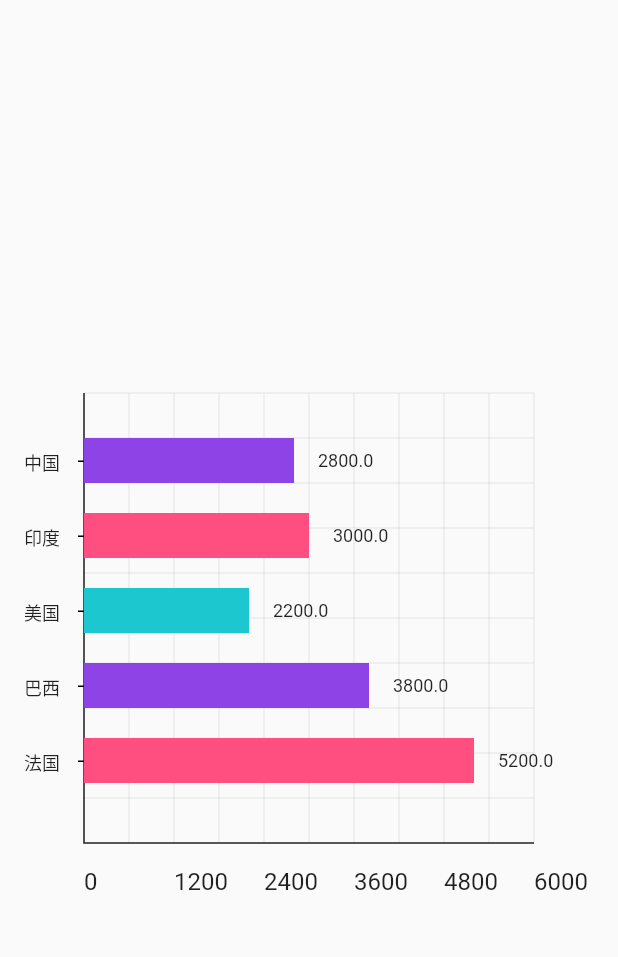
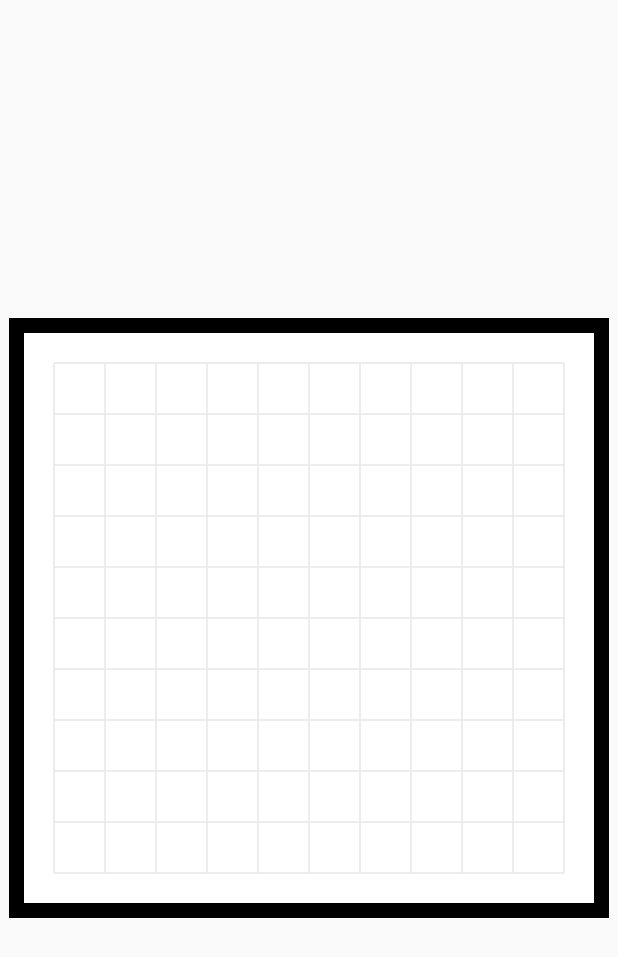
Before and after one commit to xrr2016/angle, a Flutter app: the screen it shows after launch, on a phone screen of 412 x 824 dp. Shown: the top 957 px of the screen. Run offline on Flutter 3.47's test engine with Material 2 defaults, Android fonts, the phone set to English and light mode, and no system bars.

Commit message:
feat: grid lines

```diff
--- a/example/lib/main.dart
+++ b/example/lib/main.dart
@@ -23,33 +23,36 @@ class _MyAppState extends State<MyApp> {
       debugShowCheckedModeBanner: false,
       home: Scaffold(
         body: Center(
-          child: BarChart(
-            max: 6000.0,
-            data: [
-              {
-                "label": "中国",
-                "value": 2800.0,
-              },
-              {
-                "label": "印度",
-                "value": 3000.0,
-              },
-              {
-                "label": "美国",
-                "value": 2200.0,
-              },
-              {
-                "label": "巴西",
-                "value": 3800.0,
-              },
-              {
-                "label": "法国",
-                "value": 5200.0,
-              },
-            ],
+          child: Container(
+            width: 400,
+            height: 400,
+            padding: EdgeInsets.all(20.0),
+            decoration: BoxDecoration(
+              color: Colors.white,
+              border: Border.all(
+                color: Colors.black,
+                width: 10,
+              ),
+            ),
+            child: CustomPaint(
+              painter: TestPainter(),
+            ),
           ),
         ),
       ),
     );
   }
 }
+
+class TestPainter extends CustomPainter {
+  @override
+  void paint(Canvas canvas, Size size) {
+    drawGrid(canvas, size);
+  }
+
+  @override
+  bool shouldRepaint(TestPainter oldDelegate) => false;
+
+  @override
+  bool shouldRebuildSemantics(TestPainter oldDelegate) => false;
+}
--- a/lib/angle.dart
+++ b/lib/angle.dart
@@ -1,3 +1,5 @@
 library angle;
 
 export 'charts/bar/bar.dart';
+
+export './components/grid.dart';
```
Also changed, not shown: lib/components/grid.dart (+40 -1 lines), lib/constants/config.dart (added, +8 -0 lines).
